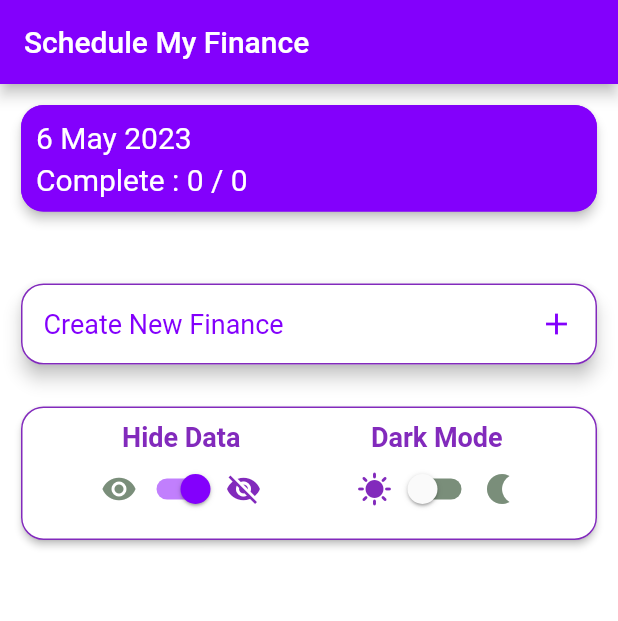
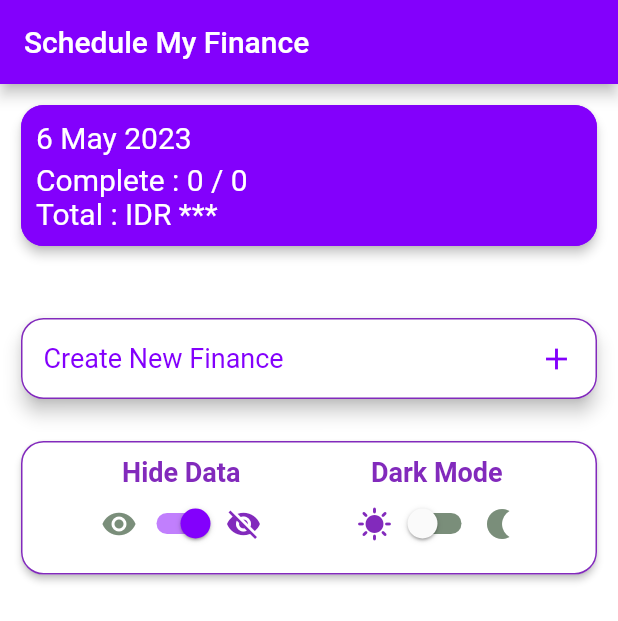
Before and after one commit to gustavsr1994/schedule_finance, a Flutter app: the screen it shows after launch, on a phone screen of 412 x 824 dp. Shown: the top 621 px of the screen. Run offline on Flutter 3.47's test engine with Material 2 defaults, Android fonts, the phone set to English and light mode, and no system bars; our stand-ins replace bloc, cloud_firestore, firebase_core, firebase_messaging, flutter_bloc, get; accounts and stored records are empty.

Commit message:
update view

```diff
--- a/lib/main.dart
+++ b/lib/main.dart
@@ -1,14 +1,16 @@
 import 'package:firebase_core/firebase_core.dart';
+import 'package:firebase_messaging/firebase_messaging.dart';
 import 'package:flutter/material.dart';
 import 'package:flutter_bloc/flutter_bloc.dart';
 import 'package:get/get.dart';
 import 'package:schedule_finance/presentation/assets/color_pallete.dart';
-import 'package:schedule_finance/presentation/controller/bloc/task_bloc.dart';
+import 'presentation/controller/bloc/theme_bloc.dart';
 import 'presentation/page/list_task_page.dart';
 
 void main() async {
   WidgetsFlutterBinding.ensureInitialized();
   await Firebase.initializeApp();
+
   runApp(const MyApp());
 }
 
@@ -19,7 +21,7 @@ class MyApp extends StatelessWidget {
   @override
   Widget build(BuildContext context) {
     return BlocProvider(
-      create: (context) => TaskBloc(),
+      create: (context) => ThemeBloc(),
       child: GetMaterialApp(
           title: 'Flutter Demo',
           theme: ThemeData(primaryColorLight: colorPrimary),
--- a/lib/presentation/controller/bloc/task_state.dart
+++ /dev/null
@@ -1,12 +0,0 @@
-part of 'task_bloc.dart';
-
-@immutable
-abstract class TaskState {}
-
-class TaskInitial extends TaskState {}
-
-class TaskSuccess extends TaskState {
-  final bool statusHidden;
-  final bool statusThemeDark;
-  TaskSuccess({required this.statusHidden, required this.statusThemeDark});
-}
--- a/lib/presentation/controller/bloc/task_bloc.dart
+++ b/lib/presentation/controller/bloc/theme_bloc.dart
@@ -1,23 +1,23 @@
 import 'package:bloc/bloc.dart';
 import 'package:meta/meta.dart';
 
-part 'task_event.dart';
-part 'task_state.dart';
+part 'theme_event.dart';
+part 'theme_state.dart';
 
-class TaskBloc extends Bloc<TaskEvent, TaskState> {
-  TaskBloc() : super(TaskInitial()) {
+class ThemeBloc extends Bloc<ThemeEvent, ThemeState> {
+  ThemeBloc() : super(ThemeInitial()) {
     on<InitialPage>((event, emit) {
-      emit(TaskSuccess(
+      emit(ThemeSuccess(
           statusHidden: event.statusHidden,
           statusThemeDark: event.statusThemeDark));
     });
     on<ChangeHiddenValue>((event, emit) {
-      emit(TaskSuccess(
+      emit(ThemeSuccess(
           statusHidden: !event.statusHidden,
           statusThemeDark: event.statusThemeDark));
     });
     on<ChangeThemeDarkValue>((event, emit) {
-      emit(TaskSuccess(
+      emit(ThemeSuccess(
           statusHidden: event.statusHidden,
           statusThemeDark: !event.statusThemeDark));
     });
--- a/lib/presentation/controller/bloc/task_event.dart
+++ b/lib/presentation/controller/bloc/theme_event.dart
@@ -1,22 +1,22 @@
-part of 'task_bloc.dart';
+part of 'theme_bloc.dart';
 
 @immutable
-abstract class TaskEvent {}
+abstract class ThemeEvent {}
 
-class InitialPage extends TaskEvent {
+class InitialPage extends ThemeEvent {
   final bool statusHidden;
   final bool statusThemeDark;
   InitialPage({required this.statusHidden, required this.statusThemeDark});
 }
 
-class ChangeHiddenValue extends TaskEvent {
+class ChangeHiddenValue extends ThemeEvent {
   final bool statusHidden;
   final bool statusThemeDark;
   ChangeHiddenValue(
       {required this.statusHidden, required this.statusThemeDark});
 }
 
-class ChangeThemeDarkValue extends TaskEvent {
+class ChangeThemeDarkValue extends ThemeEvent {
   final bool statusHidden;
   final bool statusThemeDark;
   ChangeThemeDarkValue(
--- /dev/null
+++ b/lib/presentation/controller/bloc/theme_state.dart
@@ -0,0 +1,12 @@
+part of 'theme_bloc.dart';
+
+@immutable
+abstract class ThemeState {}
+
+class ThemeInitial extends ThemeState {}
+
+class ThemeSuccess extends ThemeState {
+  final bool statusHidden;
+  final bool statusThemeDark;
+  ThemeSuccess({required this.statusHidden, required this.statusThemeDark});
+}
--- a/lib/presentation/page/list_task_page.dart
+++ b/lib/presentation/page/list_task_page.dart
@@ -3,9 +3,11 @@ import 'package:flutter/material.dart';
 import 'package:get/get.dart';
 import 'package:flutter_bloc/flutter_bloc.dart';
 import 'package:schedule_finance/presentation/assets/color_pallete.dart';
-import 'package:schedule_finance/presentation/controller/bloc/task_bloc.dart';
+import 'package:schedule_finance/presentation/common/formatter_string.dart';
+import 'package:schedule_finance/presentation/controller/bloc/theme_bloc.dart';
 import 'package:schedule_finance/presentation/page/form_page.dart';
 import 'package:schedule_finance/presentation/widgets/card_finance.dart';
+import 'package:schedule_finance/presentation/widgets/card_income.dart';
 
 class ListTaskPage extends StatefulWidget {
   const ListTaskPage({Key? key}) : super(key: key);
@@ -15,42 +17,49 @@ class ListTaskPage extends StatefulWidget {
 }
 
 class _ListTaskPageState extends State<ListTaskPage> {
-  // snapshot.data!.docs
   @override
   void initState() {
     super.initState();
     context
-        .read<TaskBloc>()
+        .read<ThemeBloc>()
         .add(InitialPage(statusHidden: true, statusThemeDark: false));
+    // getIncome();
   }
+
+  // void getIncome() async {
+  //   FirebaseFirestore firestore = FirebaseFirestore.instance;
+  //   CollectionReference listFinance = firestore.collection('task');
+  //   var item = await listFinance.get();
+  //   print(item.docs.length);
+  // }
 
   @override
   Widget build(BuildContext context) {
     FirebaseFirestore firestore = FirebaseFirestore.instance;
     CollectionReference listFinance = firestore.collection('task');
 
-    return BlocBuilder<TaskBloc, TaskState>(
+    return BlocBuilder<ThemeBloc, ThemeState>(
       builder: (context, state) {
         return Scaffold(
           appBar: AppBar(
-            backgroundColor: state is TaskSuccess
+            backgroundColor: state is ThemeSuccess
                 ? state.statusThemeDark
                     ? colorWhite
                     : colorPrimary
                 : colorPrimary,
             title: Text('Schedule My Finance',
                 style: TextStyle(
-                  color: state is TaskSuccess
+                  color: state is ThemeSuccess
                       ? state.statusThemeDark
                           ? colorPrimary
                           : colorWhite
                       : colorWhite,
                 )),
           ),
-          body: BlocBuilder<TaskBloc, TaskState>(
+          body: BlocBuilder<ThemeBloc, ThemeState>(
             builder: (context, state) {
               return Container(
-                color: state is TaskSuccess
+                color: state is ThemeSuccess
                     ? state.statusThemeDark
                         ? colorPrimary
                         : colorWhite
@@ -67,14 +76,14 @@ class _ListTaskPageState extends State<ListTaskPage> {
                             elevation: 3,
                             shape: RoundedRectangleBorder(
                                 side: BorderSide(
-                                  color: state is TaskSuccess
+                                  color: state is ThemeSuccess
                                       ? state.statusThemeDark
                                           ? colorWhite
                                           : colorPrimary
                                       : colorPrimary,
                                 ),
-                                borderRadius:
-                                    BorderRadius.all(Radius.circular(15))),
+                                borderRadius: const BorderRadius.all(
+                                    Radius.circular(15))),
                             child: Padding(
                               padding: const EdgeInsets.all(10),
                               child: Column(
@@ -92,11 +101,36 @@ class _ListTaskPageState extends State<ListTaskPage> {
                                       stream: listFinance.snapshots(),
                                       builder: (_, snapshot) {
                                         if (snapshot.hasData) {
-                                          return Text(
-                                            "Complete : ${snapshot.data!.docs.where((element) => element['Status'] == true).length} / ${snapshot.data!.docs.length}",
-                                            style: const TextStyle(
-                                                color: colorWhite,
-                                                fontSize: 20),
+                                          return Column(
+                                            crossAxisAlignment:
+                                                CrossAxisAlignment.start,
+                                            children: [
+                                              Text(
+                                                "Complete : ${snapshot.data!.docs.where((element) => element['Status'] == true).length} / ${snapshot.data!.docs.length}",
+                                                style: const TextStyle(
+                                                    color: colorWhite,
+                                                    fontSize: 20),
+                                              ),
+                                              state is ThemeSuccess
+                                                  ? state.statusHidden
+                                                      ? const Text(
+                                                          "Total : IDR ***",
+                                                          style: TextStyle(
+                                                              color: colorWhite,
+                                                              fontSize: 20))
+                                                      : Text(
+                                                          "Total : ${FormatterString.formatterCurrency(snapshot.data!.docs.map((element) => element['Amount']).reduce((value, element) => value + element))}",
+                                                          style: const TextStyle(
+                                                              color: colorWhite,
+                                                              fontSize: 20),
+                                                        )
+                                                  : const Text(
+                                                      "Total : IDR xxx",
+                                                      style: TextStyle(
+                                                          color: colorWhite,
+                                                          fontSize: 20),
+                                                    )
+                                            ],
                                           );
                                         } else {
                                           return const SizedBox();
@@ -143,7 +177,7 @@ class _ListTaskPageState extends State<ListTaskPage> {
                         ),
                       ],
                     ),
-                    BlocBuilder<TaskBloc, TaskState>(
+                    BlocBuilder<ThemeBloc, ThemeState>(
                       builder: (context, state) {
                         return Padding(
                           padding: const EdgeInsets.all(10),
@@ -171,32 +205,32 @@ class _ListTaskPageState extends State<ListTaskPage> {
                                         Row(
                                           children: [
                                             Icon(Icons.visibility,
-                                                color: state is TaskSuccess
+                                                color: state is ThemeSuccess
                                                     ? state.statusHidden
                                                         ? colorGray
                                                         : colorPrimaryDark
                                                     : colorGray),
                                             Switch(
-                                              value: state is TaskSuccess
+                                              value: state is ThemeSuccess
                                                   ? state.statusHidden
                                                   : true,
                                               activeColor: colorPrimary,
                                               inactiveTrackColor: colorGray,
                                               onChanged: (value) => context
-                                                  .read<TaskBloc>()
+                                                  .read<ThemeBloc>()
                                                   .add(ChangeHiddenValue(
                                                     statusHidden:
-                                                        state is TaskSuccess
+                                                        state is ThemeSuccess
                                                             ? state.statusHidden
                                                             : true,
                                                     statusThemeDark: state
-                                                            is TaskSuccess
+                                                            is ThemeSuccess
                                                         ? state.statusThemeDark
                                                         : false,
                                                   )),
                                             ),
                                             Icon(Icons.visibility_off,
-                                                color: state is TaskSuccess
+                                                color: state is ThemeSuccess
                                                     ? state.statusHidden
                                                         ? colorPrimaryDark
                                                         : colorGray
@@ -219,32 +253,32 @@ class _ListTaskPageState extends State<ListTaskPage> {
                                         Row(
                                           children: [
                                             Icon(Icons.sunny,
-                                                color: state is TaskSuccess
+                                                color: state is ThemeSuccess
                                                     ? state.statusThemeDark
                                                         ? colorGray
                                                         : colorPrimaryDark
                                                     : colorGray),
                                             Switch(
-                                              value: state is TaskSuccess
+                                              value: state is ThemeSuccess
                                                   ? state.statusThemeDark
                                                   : true,
                                               activeColor: colorPrimary,
                                               inactiveTrackColor: colorGray,
                                               onChanged: (value) => context
-                                                  .read<TaskBloc>()
+                                                  .read<ThemeBloc>()
                                                   .add(ChangeThemeDarkValue(
                                                     statusHidden:
-                                                        state is TaskSuccess
+                                                        state is ThemeSuccess
                                                             ? state.statusHidden
                                                             : true,
                                                     statusThemeDark: state
-                                                            is TaskSuccess
+                                                            is ThemeSuccess
                                                         ? state.statusThemeDark
                                                         : false,
                                                   )),
                                             ),
                                             Icon(Icons.nightlight,
-                                                color: state is TaskSuccess
+                                                color: state is ThemeSuccess
                                                     ? state.statusThemeDark
                                                         ? colorPrimaryDark
                                                         : colorGray
@@ -259,8 +293,33 @@ class _ListTaskPageState extends State<ListTaskPage> {
                         );
                       },
                     ),
+                    // Expanded(
+                    //   flex: 1,
+                    //   child: BlocBuilder<ThemeBloc, ThemeState>(
+                    //     builder: (context, state) {
+                    //       return StreamBuilder<QuerySnapshot>(
+                    //           stream: listIncome.snapshots(),
+                    //           builder: (_, snapshot) {
+                    //             if (snapshot.hasData) {
+                    //               return ListView.builder(
+                    //                   itemCount: snapshot.data!.docs.length,
+                    //                   shrinkWrap: true,
+                    //                   itemBuilder: (context, index) =>
+                    //                       CardIncome(
+                    //                           snapshot.data!.docs[index],
+                    //                           state is ThemeSuccess
+                    //                               ? state.statusHidden
+                    //                               : true));
+                    //             } else {
+                    //               return Text("${snapshot.error}");
+                    //             }
+                    //           });
+                    //     },
+                    //   ),
+                    // ),
                     Expanded(
-                      child: BlocBuilder<TaskBloc, TaskState>(
+                      flex: 2,
+                      child: BlocBuilder<ThemeBloc, ThemeState>(
                         builder: (context, state) {
                           return StreamBuilder<QuerySnapshot>(
                               stream: listFinance.snapshots(),
@@ -272,7 +331,7 @@ class _ListTaskPageState extends State<ListTaskPage> {
                                       itemBuilder: (context, index) =>
                                           CardFinance(
                                               snapshot.data!.docs[index],
-                                              state is TaskSuccess
+                                              state is ThemeSuccess
                                                   ? state.statusHidden
                                                   : true));
                                 } else {
--- a/pubspec.yaml
+++ b/pubspec.yaml
@@ -32,10 +32,15 @@ dependencies:
   cupertino_icons: ^1.0.2
   firebase_core: ^2.12.0
   firebase_core_platform_interface: 4.8.0
+  firebase_messaging: ^14.6.1
+  firebase_storage: ^11.2.1
   flutter:
     sdk: flutter
   flutter_bloc: ^8.1.2
+  flutter_local_notifications: ^14.1.0
+  geolocator: ^9.0.2
   get: ^4.6.5
+  image_picker: ^0.8.7+5
   intl: ^0.18.1
 
 dev_dependencies:
```
Also changed, not shown: lib/presentation/page/form_page.dart (+10 -2 lines), lib/presentation/widgets/card_finance.dart (+9 -1 lines), lib/presentation/widgets/card_income.dart (added, +48 -0 lines), 3 other files.
